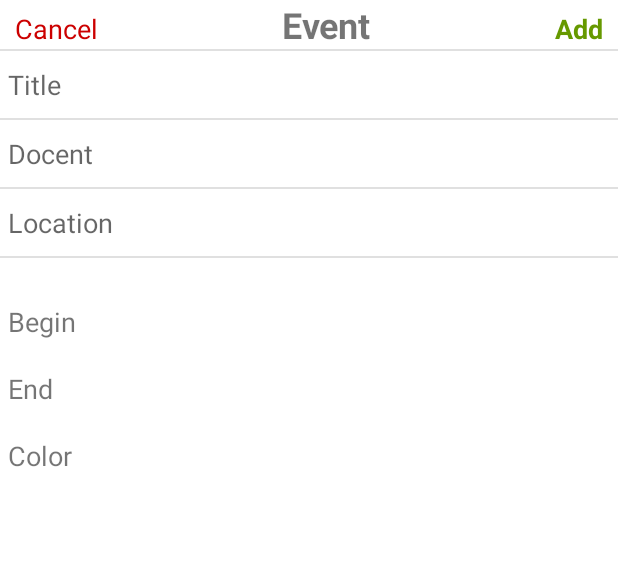
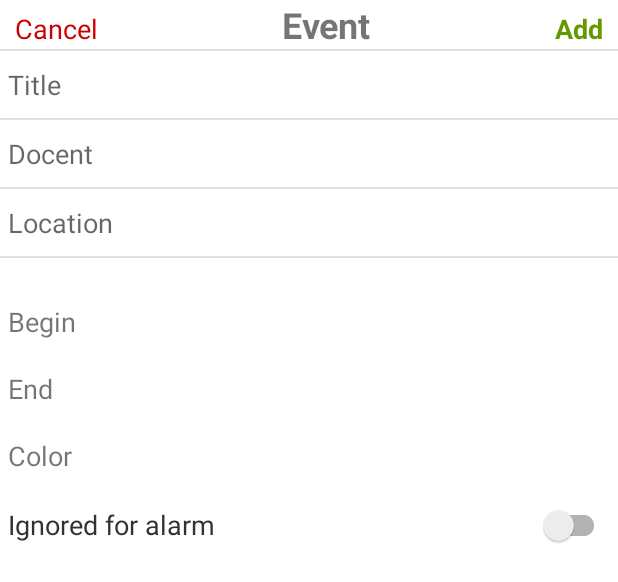
Before and after one commit to Gnuhry/student-alarm, an Android app: the layout dialog_event.xml on its own in the app's theme, with its tools: preview values and no code run, on a phone screen of 412 x 824 dp. Shown: the top 582 px of the screen. Run offline under Robolectric (Android 15) with nearby library versions, the phone set to English and light mode, and no system bars.

Commit message:
[#146] add option to ignore for alarm

```diff
--- a/app/src/main/java/com/example/studentalarm/save/SaveLecture.java
+++ b/app/src/main/java/com/example/studentalarm/save/SaveLecture.java
@@ -14,6 +14,6 @@ public class SaveLecture implements Serializable {
         public Date start, end;
         public int color;
         public int id;
-        public boolean isImport, isAllDayEvent;
+        public boolean isImport, isAllDayEvent, ignoredAlarm;
     }
 }
--- a/app/src/main/res/layout/dialog_event.xml
+++ b/app/src/main/res/layout/dialog_event.xml
@@ -324,6 +324,20 @@
 
         </LinearLayout>
 
+        <androidx.appcompat.widget.SwitchCompat
+            android:id="@+id/swIgnoredForAlarm"
+            style="@style/Widget.AppCompat.TextView"
+            android:layout_width="match_parent"
+            android:layout_height="wrap_content"
+            android:paddingLeft="5dp"
+            android:paddingTop="10dp"
+            android:paddingRight="5dp"
+            android:paddingBottom="10dp"
+            android:text="@string/ignored_for_alarm"
+            android:textColor="@android:color/secondary_text_light"
+            android:textSize="18sp"
+            app:switchTextAppearance="@style/Widget.AppCompat.TextView" />
+
         <TextView
             android:id="@+id/txVDelete"
             android:layout_width="match_parent"
--- a/app/src/main/res/values/strings.xml
+++ b/app/src/main/res/values/strings.xml
@@ -170,10 +170,7 @@
     <string name="disable">disable</string>
     <string name="enabled">enabled</string>
     <string name="disabled">disabled</string>
-
-
-
-
+    <string name="ignored_for_alarm">Ignored for alarm</string>
 
 
 </resources>
```
Also changed, not shown: app/src/main/java/com/example/studentalarm/imports/LectureSchedule.java (+34 -11 lines), app/src/main/java/com/example/studentalarm/ui/dialog/EventDialog.java (+69 -47 lines), 1 other file.
